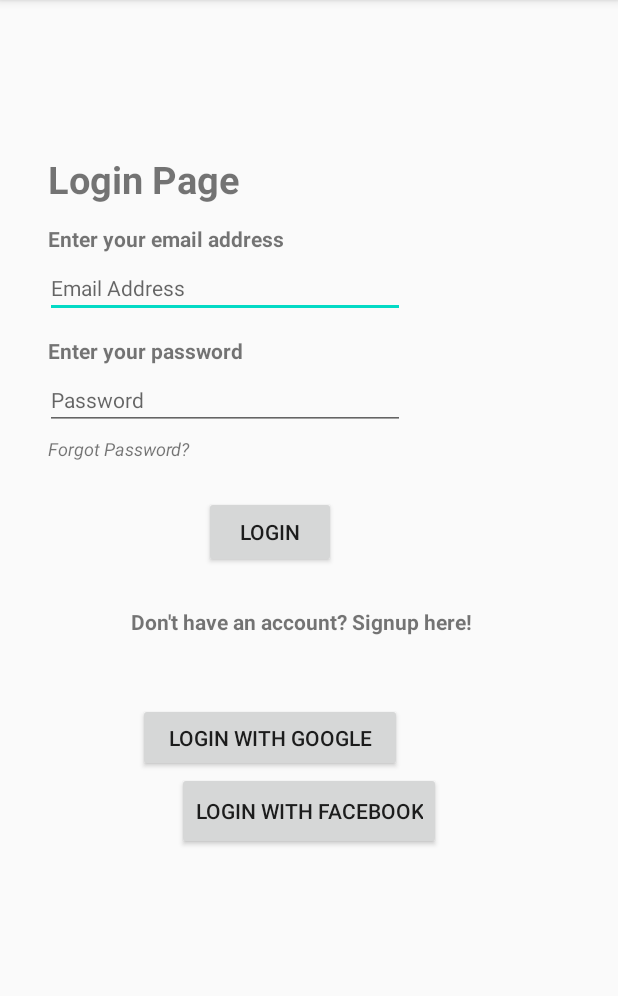
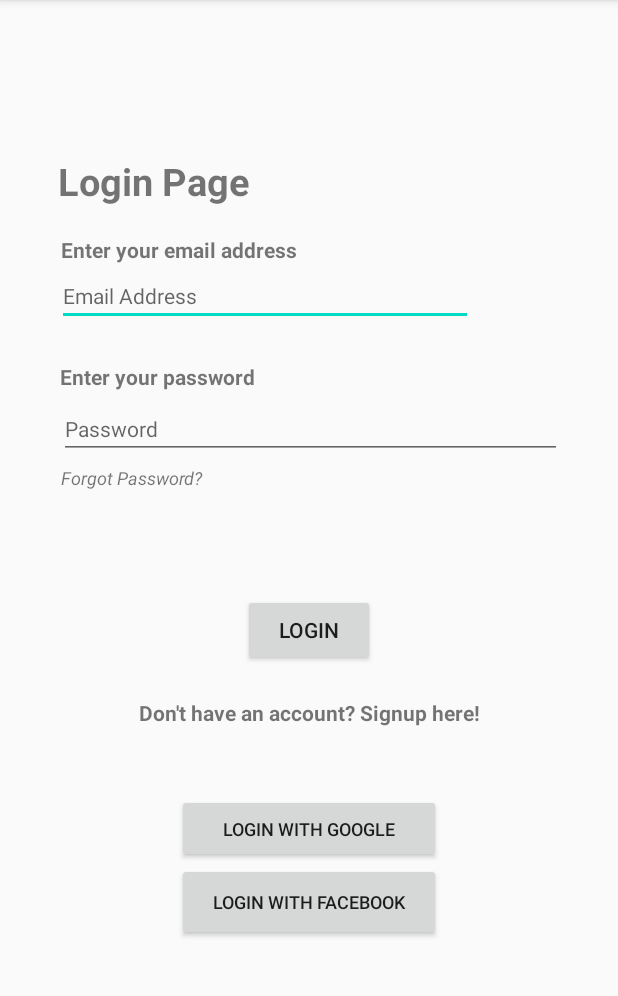
Before and after one commit to IndyFitDevs/AuthenticationModule, an Android app: the screen it shows after launch (LoginActivity), on a phone screen of 412 x 824 dp, the part 84-1080 px from its top. Run offline under Robolectric (Android 15) with nearby library versions, the phone set to English and light mode, and no system bars; libraries missing offline, so code that uses them is left out: com.androidnetworking, com.androidnetworking.error, com.androidnetworking.interfaces; 1 statement that could not run was skipped.

Commit message:
login xml adjusted

```diff
--- a/app/src/main/res/layout/activity_login.xml
+++ b/app/src/main/res/layout/activity_login.xml
@@ -10,36 +10,41 @@
         android:id="@+id/textview_loginpage"
         android:layout_width="141dp"
         android:layout_height="37dp"
-        android:layout_marginLeft="32dp"
+        android:layout_marginLeft="34dp"
+        android:layout_marginEnd="232dp"
         android:text="Login Page"
         android:textSize="25dp"
         android:textStyle="bold"
         app:layout_constraintBottom_toBottomOf="parent"
+        app:layout_constraintEnd_toEndOf="parent"
         app:layout_constraintLeft_toLeftOf="parent"
         app:layout_constraintTop_toTopOf="parent"
-        app:layout_constraintVertical_bias="0.14" />
+        app:layout_constraintVertical_bias="0.141" />
 
     <TextView
         android:id="@+id/textView_enteremail"
         android:layout_width="wrap_content"
         android:layout_height="wrap_content"
-        android:layout_marginStart="32dp"
+        android:layout_marginStart="34dp"
+        android:layout_marginTop="16dp"
+        android:text="Enter your email address"
         android:textStyle="bold"
-        android:layout_marginTop="10dp"
-        android:text="Enter your email address"
+        app:layout_constraintEnd_toEndOf="parent"
+        app:layout_constraintHorizontal_bias="0.031"
         app:layout_constraintStart_toStartOf="parent"
         app:layout_constraintTop_toBottomOf="@+id/textview_loginpage" />
 
     <EditText
         android:id="@+id/editText_email"
-        android:layout_width="240dp"
-        android:layout_height="39dp"
-        android:layout_marginStart="30dp"
+        android:layout_width="277dp"
+        android:layout_height="37dp"
         android:layout_marginTop="4dp"
         android:ems="8"
+        android:hint="Email Address"
         android:inputType="textPersonName"
-        android:hint="Email Address"
         android:textSize="14sp"
+        app:layout_constraintEnd_toEndOf="parent"
+        app:layout_constraintHorizontal_bias="0.283"
         app:layout_constraintStart_toStartOf="parent"
         app:layout_constraintTop_toBottomOf="@+id/textView_enteremail" />
 
@@ -47,23 +52,26 @@
         android:id="@+id/textView_enterpass"
         android:layout_width="wrap_content"
         android:layout_height="wrap_content"
-        android:layout_marginStart="32dp"
-        android:layout_marginTop="12dp"
+        android:layout_marginStart="34dp"
+        android:layout_marginTop="24dp"
+        android:text="Enter your password"
         android:textStyle="bold"
-        android:text="Enter your password"
+        app:layout_constraintEnd_toEndOf="parent"
+        app:layout_constraintHorizontal_bias="0.024"
         app:layout_constraintStart_toStartOf="parent"
         app:layout_constraintTop_toBottomOf="@+id/editText_email" />
 
     <EditText
         android:id="@+id/editText_password"
-        android:layout_width="240dp"
-        android:layout_height="39dp"
-        android:layout_marginStart="30dp"
-        android:layout_marginTop="4dp"
+        android:layout_width="335dp"
+        android:layout_height="40dp"
+        android:layout_marginTop="5dp"
         android:ems="10"
+        android:hint="Password"
         android:inputType="textPersonName"
-        android:hint="Password"
         android:textSize="14sp"
+        app:layout_constraintEnd_toEndOf="parent"
+        app:layout_constraintHorizontal_bias="0.513"
         app:layout_constraintStart_toStartOf="parent"
         app:layout_constraintTop_toBottomOf="@+id/textView_enterpass" />
 
@@ -71,29 +79,34 @@
         android:id="@+id/button_login"
         android:layout_width="wrap_content"
         android:layout_height="wrap_content"
-        android:layout_marginStart="136dp"
         android:layout_marginTop="44dp"
         android:text="Login"
+        app:layout_constraintBottom_toBottomOf="parent"
+        app:layout_constraintEnd_toEndOf="parent"
         app:layout_constraintStart_toStartOf="parent"
-        app:layout_constraintTop_toBottomOf="@+id/editText_password" />
+        app:layout_constraintTop_toBottomOf="@+id/editText_password"
+        app:layout_constraintVertical_bias="0.124" />
 
     <TextView
         android:id="@+id/textView_forgotpass"
         android:layout_width="wrap_content"
         android:layout_height="wrap_content"
-        android:layout_marginStart="32dp"
+        android:layout_marginStart="34dp"
         android:layout_marginTop="4dp"
         android:text="Forgot Password?"
         android:textSize="12dp"
         android:textStyle="italic"
+        app:layout_constraintEnd_toEndOf="parent"
+        app:layout_constraintHorizontal_bias="0.024"
         app:layout_constraintStart_toStartOf="parent"
         app:layout_constraintTop_toBottomOf="@+id/editText_password" />
 
     <TextView
         android:id="@+id/textView_signuphere"
-        android:layout_width="237dp"
+        android:layout_width="265dp"
         android:layout_height="20dp"
         android:text="Don't have an account? Signup here!"
+        android:textAlignment="center"
         android:textStyle="bold"
         app:layout_constraintBottom_toBottomOf="parent"
         app:layout_constraintEnd_toEndOf="parent"
@@ -106,9 +119,10 @@
         android:id="@+id/button_google"
         android:layout_width="176dp"
         android:layout_height="46dp"
-        android:layout_marginStart="92dp"
         android:layout_marginTop="44dp"
         android:text="Login with google"
+        android:textSize="12dp"
+        app:layout_constraintEnd_toEndOf="parent"
         app:layout_constraintStart_toStartOf="parent"
         app:layout_constraintTop_toBottomOf="@+id/textView_signuphere" />
 
@@ -117,6 +131,7 @@
         android:layout_width="176dp"
         android:layout_height="52dp"
         android:text="login with facebook"
+        android:textSize="12dp"
         app:layout_constraintBottom_toBottomOf="parent"
         app:layout_constraintEnd_toEndOf="parent"
         app:layout_constraintStart_toStartOf="parent"
```
